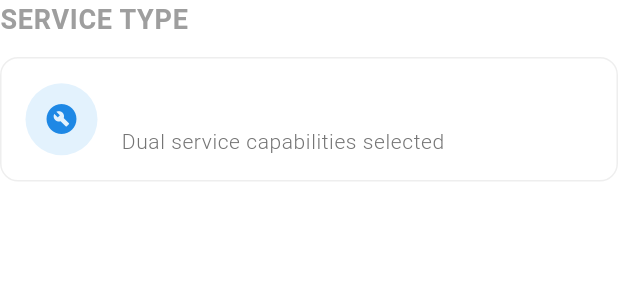
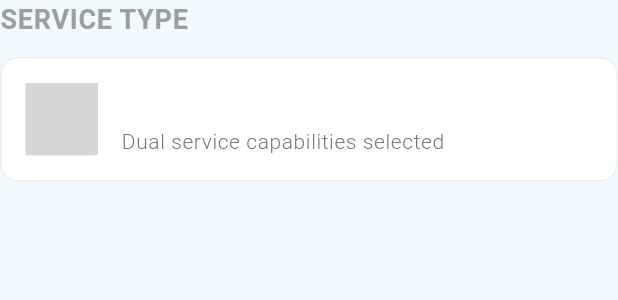
Before and after one commit to michaelomopekun/road_rescue.mobile, a Flutter app: the ServiceTypeCard widget shown alone on an empty page, opened directly with empty values, on a phone screen of 412 x 824 dp. Shown: the top 300 px of the screen. Run offline on Flutter 3.47's test engine with Material 3 defaults, Android fonts, the phone set to English and light mode, and no system bars; our stand-ins replace flutter_svg, shared_preferences; accounts and stored records are empty; network calls fail; grey boxes are pictures that could not be loaded.

Commit message:
feat: update UI components with new SVG assets and styling adjustments

```diff
--- a/lib/features/mechanic/widgets/profile_summary_card.dart
+++ b/lib/features/mechanic/widgets/profile_summary_card.dart
@@ -63,7 +63,7 @@ class ProfileSummaryCard extends StatelessWidget {
                 child: Icon(
                   Icons.check_circle_outline,
                   color: Colors.blue[600],
-                  size: 24,
+                  size: 28,
                 ),
               ),
             ],
--- a/lib/features/mechanic/widgets/service_type_card.dart
+++ b/lib/features/mechanic/widgets/service_type_card.dart
@@ -1,4 +1,5 @@
 import 'package:flutter/material.dart';
+import 'package:flutter_svg/flutter_svg.dart';
 
 class ServiceTypeCard extends StatelessWidget {
   final String serviceType;
@@ -37,13 +38,14 @@ class ServiceTypeCard extends StatelessWidget {
                 width: 48,
                 height: 48,
                 decoration: BoxDecoration(
-                  shape: BoxShape.circle,
+                  shape: BoxShape.rectangle,
                   color: Colors.blue[50],
+                  borderRadius: BorderRadius.circular(8),
                 ),
-                child: Icon(
-                  Icons.build_circle,
-                  color: Colors.blue[600],
-                  size: 24,
+                child: SvgPicture.asset(
+                  'assets/icons/spanner_tool.svg',
+                  width: 21.25,
+                  height: 21.25,
                 ),
               ),
               const SizedBox(width: 16),
--- a/lib/theme/app_colors.dart
+++ b/lib/theme/app_colors.dart
@@ -6,6 +6,7 @@ class AppColors {
   static const onboardingIcon = Color(0xFFBAC7CB);
   static const secondary = Color(0xFF93C5FD);
   static const background = Color(0xFFF6FCFF);
+  static const backgroundScanff = Color(0xFFEFF9FE);
 
   // static const lightPrimary = Color(0xFF93C5FD);
   static const lightSecondary = Color(0xFFD4E8FE);
@@ -27,6 +28,7 @@ class AppColors {
 
   // Borders
   static const border = Color(0xFFE2E8F0);
+  static const secondaryBorder = Color(0xFFACDBFA);
   static const backButtonBorder = Color(0xFFD4E8FE);
   static const divider = Color(0xFFCBD5E1);
 
--- a/lib/theme/app_theme.dart
+++ b/lib/theme/app_theme.dart
@@ -4,7 +4,7 @@ import 'app_colors.dart';
 class AppTheme {
   static ThemeData lightTheme = ThemeData(
     useMaterial3: true,
-    scaffoldBackgroundColor: const Color.fromARGB(255, 255, 255, 255),
+    scaffoldBackgroundColor: AppColors.backgroundScanff,
     primaryColor: AppColors.primary,
 
     colorScheme: const ColorScheme.light(
```
Also changed, not shown: lib/features/mechanic/widgets/verification_banner_card.dart (+14 -9 lines), assets/svg/spanner_tool.svg (added), assets/svg/verification_badge.svg (added).
